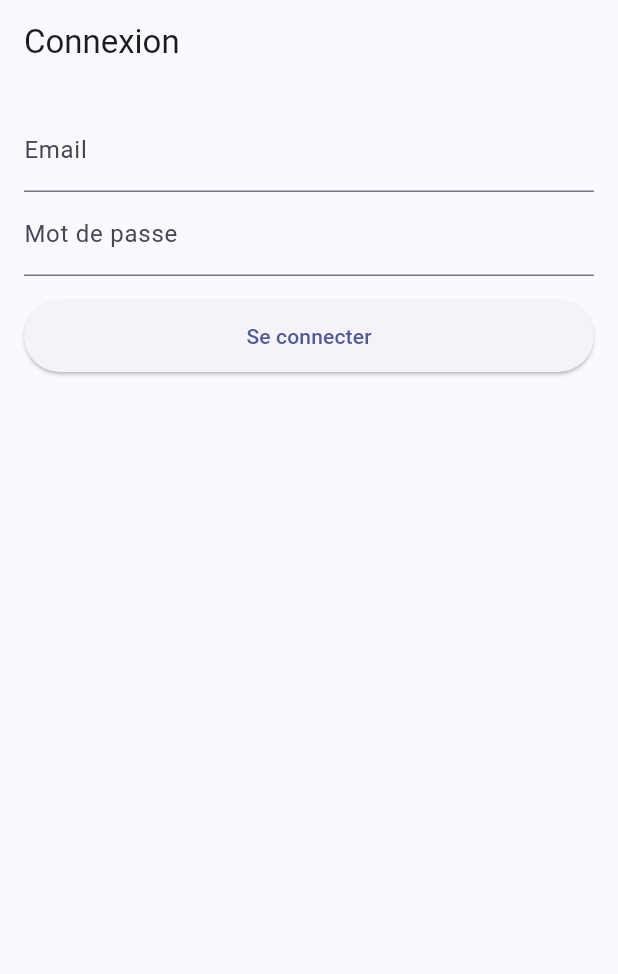
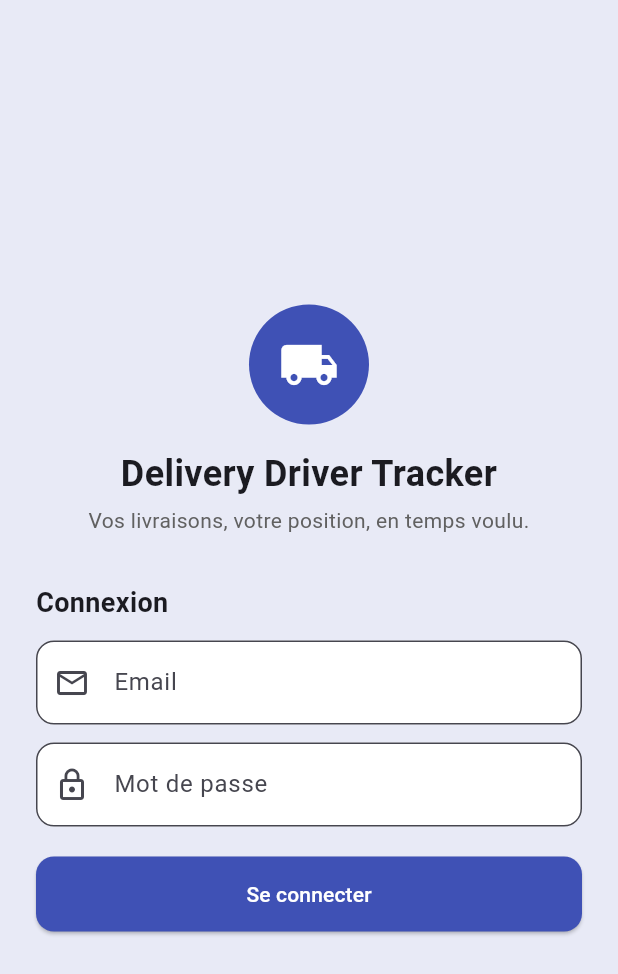
Before and after one commit to Cipher26-S/delivery-driver-tracker, a Flutter app: the screen it shows after launch, on a phone screen of 412 x 824 dp. Shown: the top 974 px of the screen. Run offline on Flutter 3.47's test engine with Material 3 defaults, Android fonts, the phone set to English and light mode, and no system bars; our stand-ins replace geolocator.

Commit message:
Polish the mobile UI: branded login, French status labels
- Branded login screen (logo, outlined fields, full-width button)
- Show statuses in French (En attente, Récupérée, En route, Livrée)
  from a single map on the Delivery model
- White app bar titles for contrast on indigo

Co-Authored-By: Claude Opus 5.5 <noreply@anthropic.com>

```diff
--- a/frontend/lib/models/delivery.dart
+++ b/frontend/lib/models/delivery.dart
@@ -1,4 +1,11 @@
 class Delivery {
+  static const statusLabels = {
+    'pending': 'En attente',
+    'picked': 'Récupérée',
+    'in_transit': 'En route',
+    'delivered': 'Livrée',
+  };
+
   final String id;
   final String orderId;
   final String customerName;
@@ -16,4 +23,6 @@ class Delivery {
       status: json['status'],
     );
   }
+
+  String get statusLabel => statusLabels[status] ?? status;
 }
--- a/frontend/lib/screens/admin_screen.dart
+++ b/frontend/lib/screens/admin_screen.dart
@@ -68,6 +68,7 @@ class _AdminScreenState extends State<AdminScreen> {
       appBar: AppBar(
         title: Text('Administration'),
         backgroundColor: Colors.indigo,
+        foregroundColor: Colors.white,
       ),
       body: Padding(
         padding: const EdgeInsets.all(16.0),
--- a/frontend/lib/screens/deliveries_screen.dart
+++ b/frontend/lib/screens/deliveries_screen.dart
@@ -37,6 +37,7 @@ class _DeliveriesScreenState extends State<DeliveriesScreen> {
       appBar: AppBar(
         title: Text('Mes Livraisons'),
         backgroundColor: Colors.indigo,
+        foregroundColor: Colors.white,
       ),
       body: FutureBuilder<List<Delivery>>(
         future: deliveriesFuture,
@@ -75,7 +76,7 @@ class _DeliveriesScreenState extends State<DeliveriesScreen> {
                     children: [
                       Text('Client: ${delivery.customerName}'),
                       Text('Adresse: ${delivery.address}'),
-                      Text('Statut: ${delivery.status}', style: TextStyle(color: statusColor(delivery.status))),
+                      Text('Statut : ${delivery.statusLabel}', style: TextStyle(color: statusColor(delivery.status))),
                     ],
                   ),
                   trailing: Icon(Icons.arrow_forward_ios, color: Colors.indigo),
--- a/frontend/lib/screens/delivery_detail_screen.dart
+++ b/frontend/lib/screens/delivery_detail_screen.dart
@@ -15,12 +15,7 @@ class DeliveryDetailScreen extends StatefulWidget {
 
 class _DeliveryDetailScreenState extends State<DeliveryDetailScreen> {
   static const _statusFlow = ['pending', 'picked', 'in_transit', 'delivered'];
-  static const _statusLabels = {
-    'pending': 'En attente',
-    'picked': 'Récupérée',
-    'in_transit': 'En route',
-    'delivered': 'Livrée',
-  };
+  static const _statusLabels = Delivery.statusLabels;
 
   final _service = DeliveryService();
   late String _status;
@@ -89,6 +84,7 @@ class _DeliveryDetailScreenState extends State<DeliveryDetailScreen> {
       appBar: AppBar(
         title: const Text('Détail Livraison'),
         backgroundColor: Colors.indigo,
+        foregroundColor: Colors.white,
       ),
       body: Padding(
         padding: const EdgeInsets.all(24.0),
--- a/frontend/lib/screens/login_screen.dart
+++ b/frontend/lib/screens/login_screen.dart
@@ -45,19 +45,52 @@ class _LoginScreenState extends State<LoginScreen> {
     );
   }
 
+  InputDecoration _field(String label, IconData icon) => InputDecoration(
+        labelText: label,
+        prefixIcon: Icon(icon),
+        filled: true,
+        fillColor: Colors.white,
+        border: OutlineInputBorder(borderRadius: BorderRadius.circular(12)),
+      );
+
   @override
   Widget build(BuildContext context) {
     return Scaffold(
-      appBar: AppBar(title: Text('Connexion')),
-      body: Padding(
-        padding: const EdgeInsets.all(16.0),
+      backgroundColor: Colors.indigo.shade50,
+      body: SafeArea(
+        child: Center(
+          child: SingleChildScrollView(
+            padding: const EdgeInsets.all(24),
+            child: ConstrainedBox(
+              constraints: const BoxConstraints(maxWidth: 420),
               child: Form(
                 key: _formKey,
                 child: Column(
+                  crossAxisAlignment: CrossAxisAlignment.stretch,
                   children: [
+                    CircleAvatar(
+                      radius: 40,
+                      backgroundColor: Colors.indigo,
+                      child: const Icon(Icons.local_shipping, size: 40, color: Colors.white),
+                    ),
+                    const SizedBox(height: 16),
+                    const Text(
+                      'Delivery Driver Tracker',
+                      textAlign: TextAlign.center,
+                      style: TextStyle(fontSize: 24, fontWeight: FontWeight.bold),
+                    ),
+                    const SizedBox(height: 4),
+                    Text(
+                      'Vos livraisons, votre position, en temps voulu.',
+                      textAlign: TextAlign.center,
+                      style: TextStyle(color: Colors.grey.shade700),
+                    ),
+                    const SizedBox(height: 32),
+                    const Text('Connexion', style: TextStyle(fontSize: 18, fontWeight: FontWeight.w600)),
+                    const SizedBox(height: 12),
                     TextFormField(
                       controller: emailController,
-                decoration: InputDecoration(labelText: 'Email'),
+                      decoration: _field('Email', Icons.email_outlined),
                       keyboardType: TextInputType.emailAddress,
                       validator: (value) {
                         if (value == null || value.isEmpty) return 'Email requis';
@@ -66,9 +99,10 @@ class _LoginScreenState extends State<LoginScreen> {
                       },
                       textInputAction: TextInputAction.next,
                     ),
+                    const SizedBox(height: 12),
                     TextFormField(
                       controller: passwordController,
-                decoration: InputDecoration(labelText: 'Mot de passe'),
+                      decoration: _field('Mot de passe', Icons.lock_outline),
                       obscureText: true,
                       validator: (value) {
                         if (value == null || value.isEmpty) return 'Mot de passe requis';
@@ -78,17 +112,25 @@ class _LoginScreenState extends State<LoginScreen> {
                       textInputAction: TextInputAction.done,
                       onFieldSubmitted: (_) => handleLogin(),
                     ),
-              SizedBox(height: 16),
+                    const SizedBox(height: 20),
                     ElevatedButton(
                       onPressed: handleLogin,
-                child: Text('Se connecter'),
-                style: ElevatedButton.styleFrom(minimumSize: Size(double.infinity, 48)),
+                      style: ElevatedButton.styleFrom(
+                        minimumSize: const Size(double.infinity, 50),
+                        backgroundColor: Colors.indigo,
+                        foregroundColor: Colors.white,
+                        shape: RoundedRectangleBorder(borderRadius: BorderRadius.circular(12)),
+                      ),
+                      child: const Text('Se connecter'),
                     ),
                     if (error != null) ...[
-                SizedBox(height: 12),
-                Text(error!, style: TextStyle(color: Colors.red)),
+                      const SizedBox(height: 12),
+                      Text(error!, textAlign: TextAlign.center, style: const TextStyle(color: Colors.red)),
                     ],
                   ],
+                ),
+              ),
+            ),
           ),
         ),
       ),
```
Lines whose indentation alone changed are shown as unchanged.
